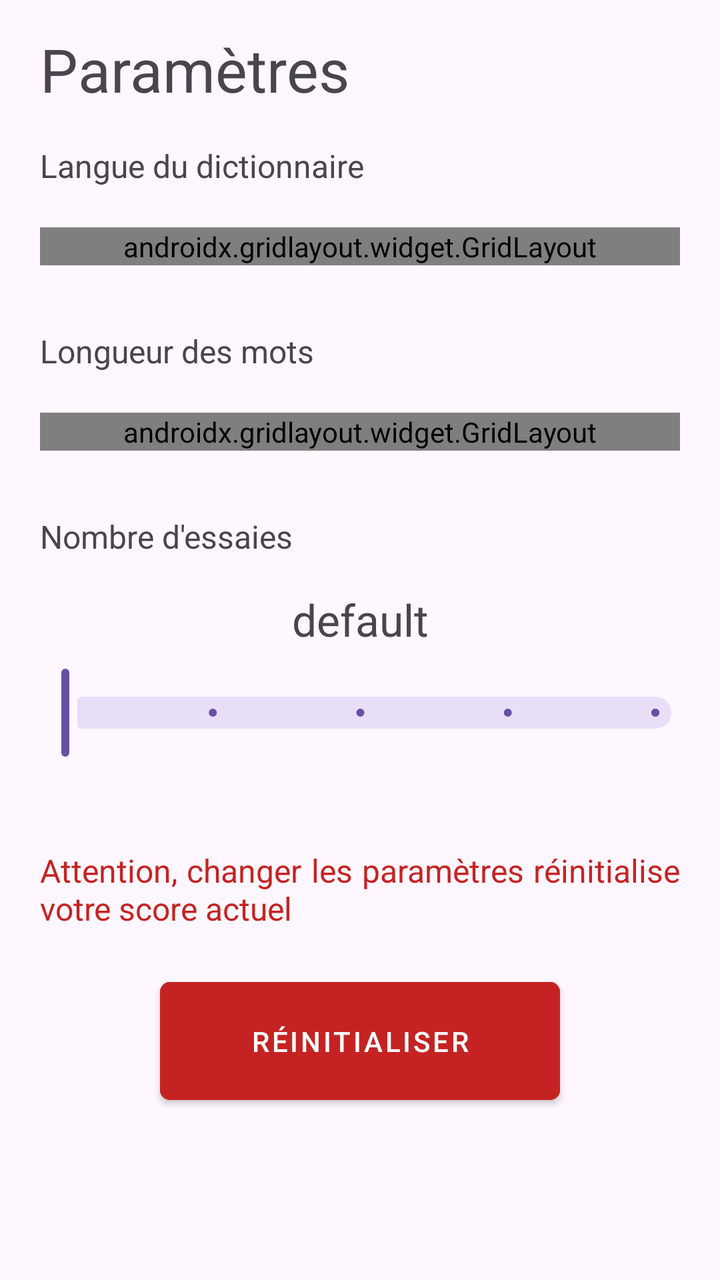
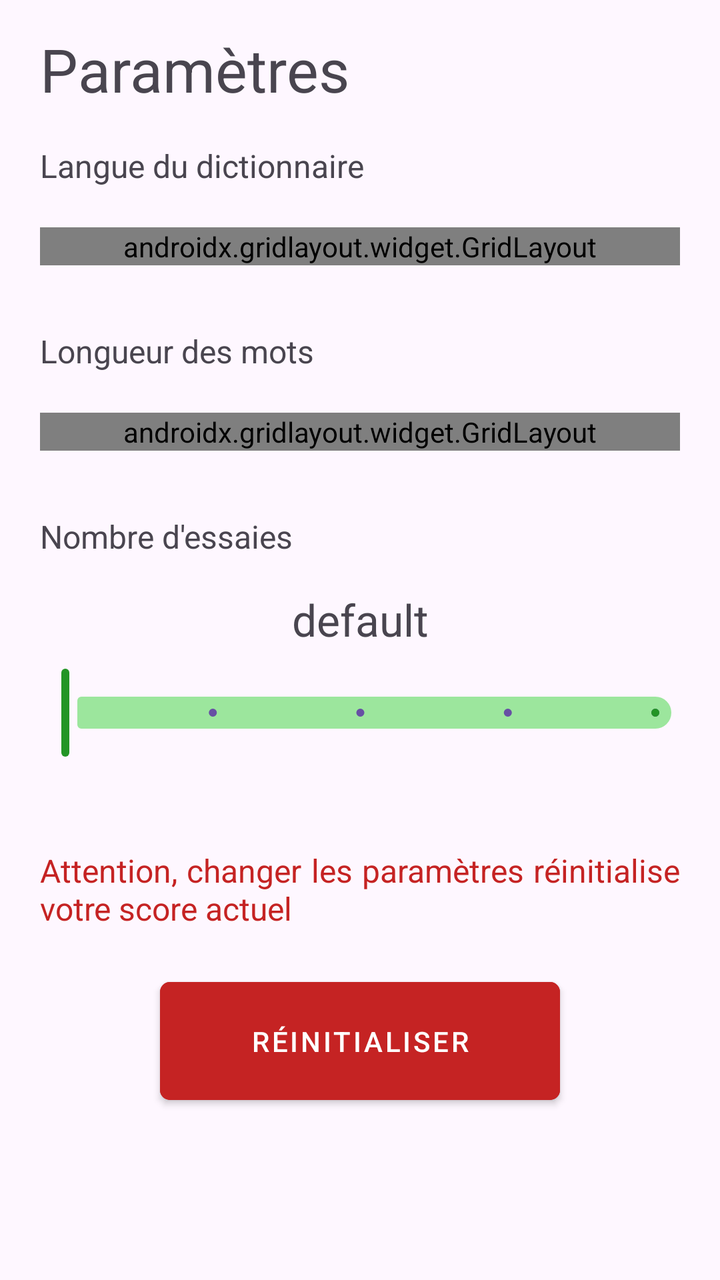

Screens rendered from an Android XML layout before and after an edit, with the pre-edit source and the edit as a unified diff.
<!-- AndroidManifest.xml: application theme Theme.Wordle -->
<!-- res/layout/fragment_settings.xml -->
<?xml version="1.0" encoding="utf-8"?>
<androidx.constraintlayout.widget.ConstraintLayout xmlns:android="http://schemas.android.com/apk/res/android"
    xmlns:app="http://schemas.android.com/apk/res-auto"
    xmlns:tools="http://schemas.android.com/tools"
    android:id="@+id/settingsLayout"
    android:layout_width="match_parent"
    android:layout_height="match_parent"
    tools:context=".SettingsFragment">

    
    <TextView
        android:id="@+id/textView"
        style="@style/title"
        android:text="@string/settings"
        app:layout_constraintBottom_toBottomOf="parent"
        app:layout_constraintEnd_toEndOf="parent"
        app:layout_constraintHorizontal_bias="0.069"
        app:layout_constraintStart_toStartOf="parent"
        app:layout_constraintTop_toTopOf="parent"
        app:layout_constraintVertical_bias="0.024" />

    <TextView
        android:id="@+id/txt_ChoiceLanguage"
        style="@style/texte"
        android:layout_width="wrap_content"
        android:layout_height="wrap_content"
        android:layout_marginStart="20dp"
        android:layout_marginTop="72dp"
        android:text="@string/langue_choice"
        app:layout_constraintStart_toStartOf="parent"
        app:layout_constraintTop_toTopOf="parent" />

    <androidx.gridlayout.widget.GridLayout
        android:id="@+id/choix_langues_grid"
        android:layout_width="match_parent"
        android:layout_height="wrap_content"
        android:layout_marginLeft="20dp"
        android:layout_marginRight="20dp"
        android:layout_marginTop="20dp"
        app:columnCount="3"
        app:layout_constraintEnd_toEndOf="parent"
        app:layout_constraintStart_toStartOf="parent"
        app:layout_constraintTop_toBottomOf="@+id/txt_ChoiceLanguage">

        <Button
            android:id="@+id/btn_french"
            style="@style/default_setting"
            android:text="Français" />

        <Button
            android:id="@+id/btn_english"
            style="@style/default_setting"
            android:text="Anglais" />

        <Button
            android:id="@+id/btn_spain"
            style="@style/default_setting"
            android:text="Espagnol" />
    </androidx.gridlayout.widget.GridLayout>

    <TextView
        style="@style/texte"
        android:id="@+id/txt_lenght"
        android:layout_width="wrap_content"
        android:layout_height="wrap_content"
        android:layout_marginStart="20dp"
        android:layout_marginTop="32dp"
        android:text="Longueur des mots"
        app:layout_constraintStart_toStartOf="parent"
        app:layout_constraintTop_toBottomOf="@+id/choix_langues_grid" />

    <androidx.gridlayout.widget.GridLayout
        android:id="@+id/grill_taille_mots"
        android:layout_width="match_parent"
        android:layout_height="wrap_content"
        android:layout_marginLeft="20dp"
        android:layout_marginRight="20dp"
        android:layout_marginTop="20dp"
        app:columnCount="4"
        app:layout_constraintEnd_toEndOf="parent"
        app:layout_constraintStart_toStartOf="parent"
        app:layout_constraintTop_toBottomOf="@+id/txt_lenght">

        <Button
            android:id="@+id/btn_four"
            style="@style/settings_length"
            android:text="@string/_4" />

        <Button
            android:id="@+id/btn_five"
            style="@style/settings_length"
            android:text="@string/_5"/>

        <Button
            android:id="@+id/btn_six"
            style="@style/settings_length"
            android:text="@string/_6"
            />

        <Button
            android:id="@+id/btn_random"
            style="@style/settings_length"
            android:text="@string/random"/>

    </androidx.gridlayout.widget.GridLayout>

    <TextView
        android:id="@+id/txt_attempts"
        style="@style/texte"
        android:layout_width="wrap_content"
        android:layout_height="wrap_content"
        android:layout_marginStart="20dp"
        android:layout_marginTop="32dp"
        android:text="@string/nombre_d_essaies"
        app:layout_constraintStart_toStartOf="parent"
        app:layout_constraintTop_toBottomOf="@+id/grill_taille_mots" />

    <com.google.android.material.slider.Slider
        android:id="@+id/slider_attempts"
        android:layout_width="339dp"
        android:layout_height="48dp"
        android:layout_marginTop="8dp"
        android:stepSize="1"
        android:valueFrom="4"
        android:valueTo="8"
        app:layout_constraintEnd_toEndOf="parent"
        app:layout_constraintStart_toStartOf="parent"
        app:layout_constraintTop_toBottomOf="@+id/txt_value_nbAttempts" />

    <TextView
        android:id="@+id/txt_value_nbAttempts"
        android:layout_width="wrap_content"
        android:layout_height="wrap_content"
        android:layout_marginTop="16dp"
        android:text="@string/defaut"
        android:textAlignment="center"
        android:textSize="22sp"
        app:layout_constraintEnd_toEndOf="parent"
        app:layout_constraintStart_toStartOf="parent"
        app:layout_constraintTop_toBottomOf="@+id/txt_attempts" />

    <Button
        android:id="@+id/btn_reinit"
        style="@style/bouton_quit"
        android:layout_width="200dp"
        android:layout_height="wrap_content"
        android:layout_marginTop="20dp"
        android:padding="20dp"
        android:text="Réinitialiser"
        app:layout_constraintEnd_toEndOf="parent"
        app:layout_constraintHorizontal_bias="0.5"
        app:layout_constraintStart_toStartOf="parent"
        app:layout_constraintTop_toBottomOf="@+id/txt_warning" />

    <TextView
        android:id="@+id/txt_warning"
        style="@style/texte"
        android:layout_marginTop="44dp"
        android:text="@string/attention_changer_les_param_tres_r_initialise_votre_score_actuel"
        android:textColor="@color/red"
        app:layout_constraintEnd_toEndOf="parent"
        app:layout_constraintHorizontal_bias="0.5"
        app:layout_constraintStart_toStartOf="parent"
        app:layout_constraintTop_toBottomOf="@+id/slider_attempts" />

</androidx.constraintlayout.widget.ConstraintLayout>
<!-- resources referenced by this layout -->
<resources>
  <color name="red">#C52323</color>
  <string name="_4">4</string>
  <string name="_5">5</string>
  <string name="_6">6</string>
  <string name="attention_changer_les_param_tres_r_initialise_votre_score_actuel">Attention, changer les paramètres réinitialise votre score actuel</string>
  <string name="defaut">default</string>
  <string name="langue_choice">Langue du dictionnaire</string>
  <string name="nombre_d_essaies">Nombre d\'essaies</string>
  <string name="random">4 à 6</string>
  <string name="settings">Paramètres</string>
  <style name="bouton_quit" parent="Widget.MaterialComponents.Button">
          <item name="android:backgroundTint">@color/red</item>
          <item name="android:layout_height">wrap_content</item>
          <item name="android:padding">10dp</item>
          <item name="cornerRadius">5dp</item>
      </style>
  <style name="default_setting">
          <item name="android:layout_width">0dp</item>
          <item name="android:layout_height">wrap_content</item>
          <item name="android:layout_margin">4dp</item>
          <item name="android:backgroundTint">@color/default_setting</item>
          <item name="android:textSize">12sp</item>
          <item name="layout_columnWeight">1</item>
      </style>
  <style name="settings_length">
          <item name="android:layout_width">0dp</item>
          <item name="android:layout_height">wrap_content</item>
          <item name="android:layout_margin">3dp</item>
          <item name="layout_columnWeight">1</item>
          <item name="android:textSize">12sp</item>
          <item name="layout_gravity">fill_horizontal|center_vertical</item>
      </style>
  <style name="texte">
          <item name="android:textSize">16sp</item>
          <item name="android:layout_marginLeft">20dp</item>
          <item name="android:layout_marginRight">20dp</item>
          <item name="android:textAlignment">viewStart</item>
          <item name="android:justificationMode" tools:targetApi="26">inter_word</item>
          <item name="singleLine">false</item>
          <item name="android:layout_height">wrap_content</item>
          <item name="android:layout_width">match_parent</item>
      </style>
  <style name="title">
          <item name="android:layout_width">match_parent</item>
          <item name="android:layout_height">wrap_content</item>
          <item name="android:layout_marginLeft">20dp</item>
          <item name="android:layout_marginRight">20dp</item>
          <item name="android:textSize">30sp</item>
      </style>
  <style name="Theme.Wordle" parent="Base.Theme.Wordle" />
  <color name="default_setting">#5A4D9E</color>
  <style name="Base.Theme.Wordle" parent="Theme.Material3.DayNight.NoActionBar">
          
          
      </style>
</resources>

<!-- the commit's change to res/layout/fragment_settings.xml (unified diff, before → after) -->
@@ -123,6 +123,11 @@
         android:stepSize="1"
         android:valueFrom="4"
         android:valueTo="8"
+        app:haloColor="@color/vert"
+        app:thumbColor="@color/vert"
+        app:thumbStrokeColor="@color/vert"
+        app:trackColorActive="@color/vert"
+        app:trackColorInactive="@color/vert_clair"
         app:layout_constraintEnd_toEndOf="parent"
         app:layout_constraintStart_toStartOf="parent"
         app:layout_constraintTop_toBottomOf="@+id/txt_value_nbAttempts" />
<!-- resource entries referenced after the edit -->
@@ -1,6 +1,8 @@
 <!-- resources referenced by this layout -->
 <resources>
   <color name="red">#C52323</color>
+  <color name="vert">#239526</color>
+  <color name="vert_clair">#9CE69D</color>
   <string name="_4">4</string>
   <string name="_5">5</string>
   <string name="_6">6</string>
